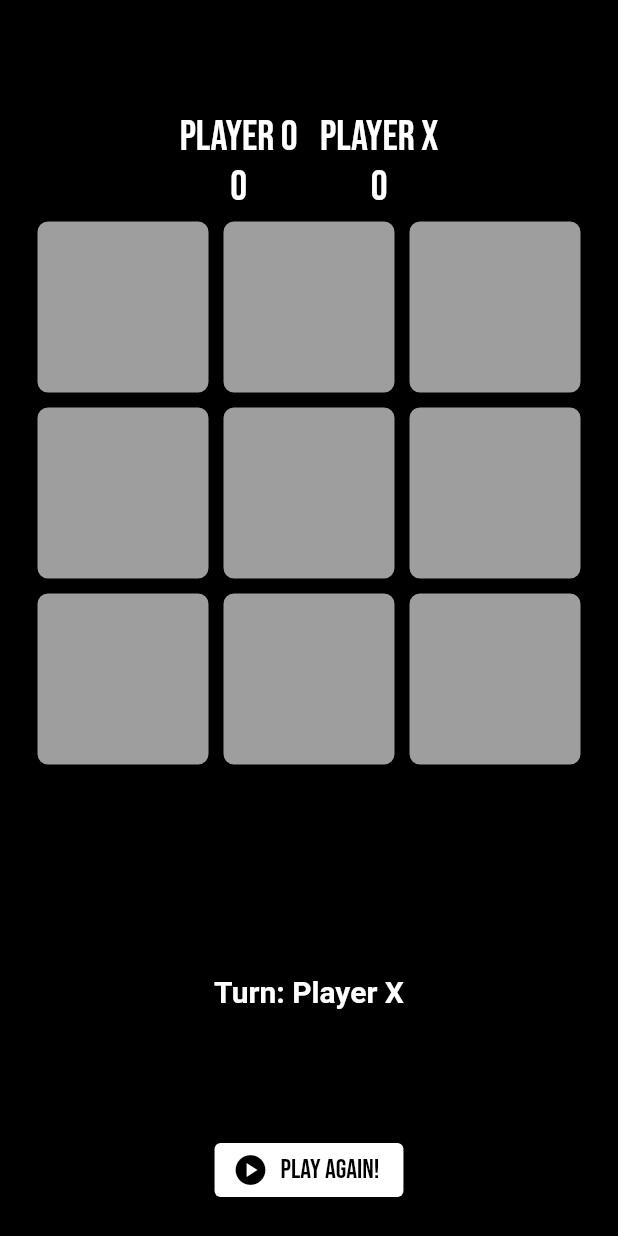
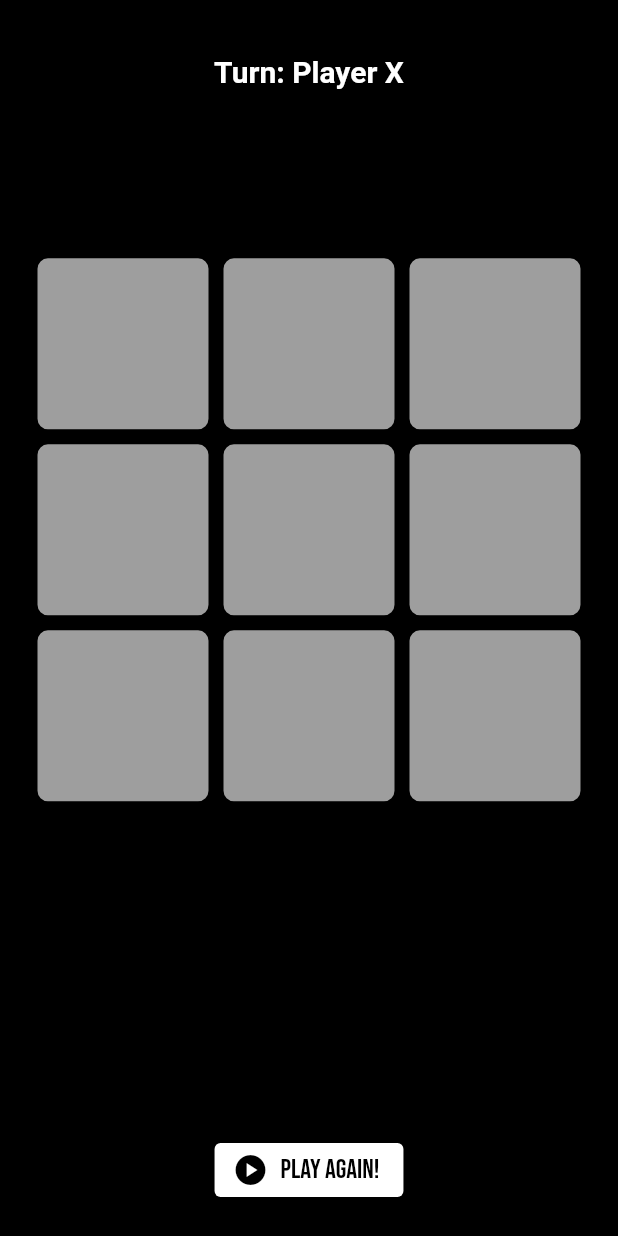
Before and after one commit to KennethYousuf/XOXO, a Flutter app: the screen it shows after launch, on a phone screen of 412 x 824 dp. Run offline on Flutter 3.47's test engine with Material 2 defaults, Android fonts, the phone set to English and light mode, and no system bars; our stand-ins replace google_fonts.

```diff
--- a/lib/XOXOGameScreen.dart
+++ b/lib/XOXOGameScreen.dart
@@ -132,47 +132,20 @@ class _XOXOGameScreenState extends State<XOXOGameScreen> {
         child: Column(
           children: [
             Expanded(
-                flex: 1,
-                child: Container(
-                  child: Row(
-                    mainAxisAlignment: MainAxisAlignment.center,
-                    children: [
-                      Column(
-                        mainAxisAlignment: MainAxisAlignment.end,
-                        children: [
-                          Text(
-                            'Player O',
-                            style: GoogleFonts.bebasNeue(
-                                color: MainColors.terColor, fontSize: 28),
-                          ),
-                          Text(
-                            oScore.toString(),
-                            style: GoogleFonts.bebasNeue(
-                                color: MainColors.terColor, fontSize: 28),
-                          )
-                        ],
-                      ),
-                      SizedBox(
-                        width: 15,
-                      ),
-                      Column(
-                        mainAxisAlignment: MainAxisAlignment.end,
-                        children: [
-                          Text(
-                            'Player x',
-                            style: GoogleFonts.bebasNeue(
-                                color: MainColors.terColor, fontSize: 28),
-                          ),
-                          Text(
-                            xScore.toString(),
-                            style: GoogleFonts.bebasNeue(
-                                color: MainColors.terColor, fontSize: 28),
-                          )
-                        ],
-                      ),
-                    ],
-                  ),
-                )),
+              flex: 1,
+              child: Padding(
+                padding: const EdgeInsets.all(16.0),
+                child: Text(
+                  gameEnded
+                      ? 'Winner: $winner'
+                      : 'Turn: ${isPlayer1Turn ? "Player X" : "Player O"}',
+                  style: TextStyle(
+                      fontSize: 20,
+                      color: Colors.white,
+                      fontWeight: FontWeight.bold),
+                ),
+              ),
+            ),
             Expanded(
               flex: 4,
               child: GridView.builder(
@@ -208,21 +181,7 @@ class _XOXOGameScreenState extends State<XOXOGameScreen> {
                 },
               ),
             ),
-            Expanded(
-              flex: 1,
-              child: Padding(
-                padding: const EdgeInsets.all(16.0),
-                child: Text(
-                  gameEnded
-                      ? 'Winner: $winner'
-                      : 'Turn: ${isPlayer1Turn ? "Player X" : "Player O"}',
-                  style: TextStyle(
-                      fontSize: 20,
-                      color: Colors.white,
-                      fontWeight: FontWeight.bold),
-                ),
-              ),
-            ),
+
             ElevatedButton.icon(
                 onPressed: () {
                   resetGame();
```
